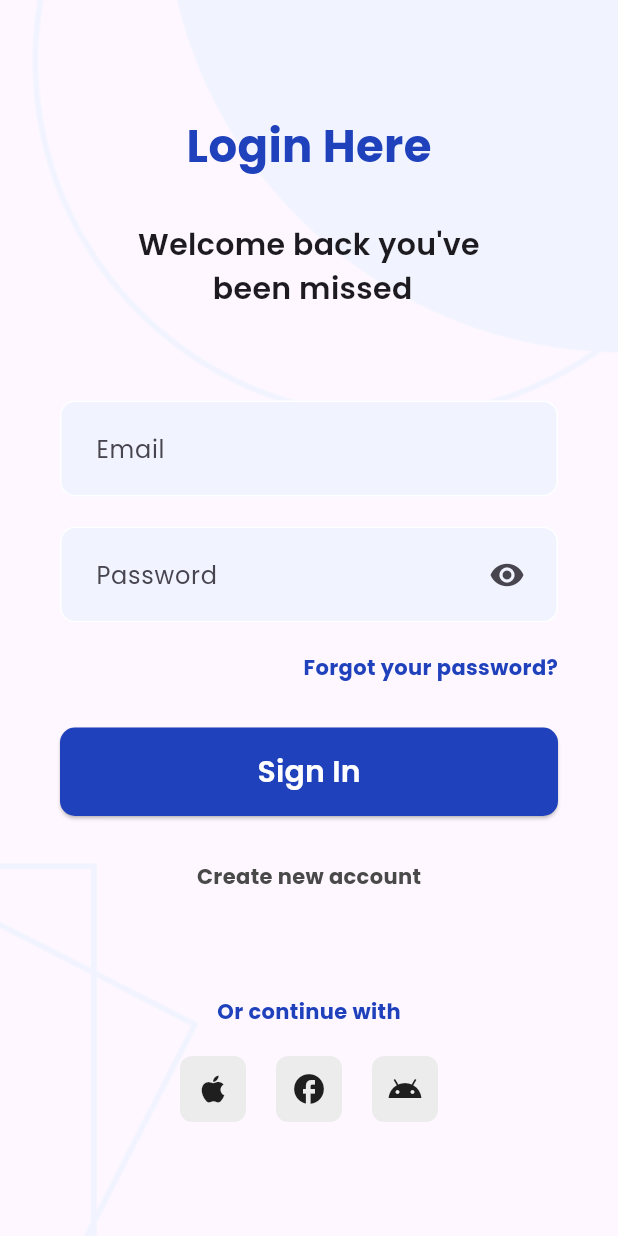
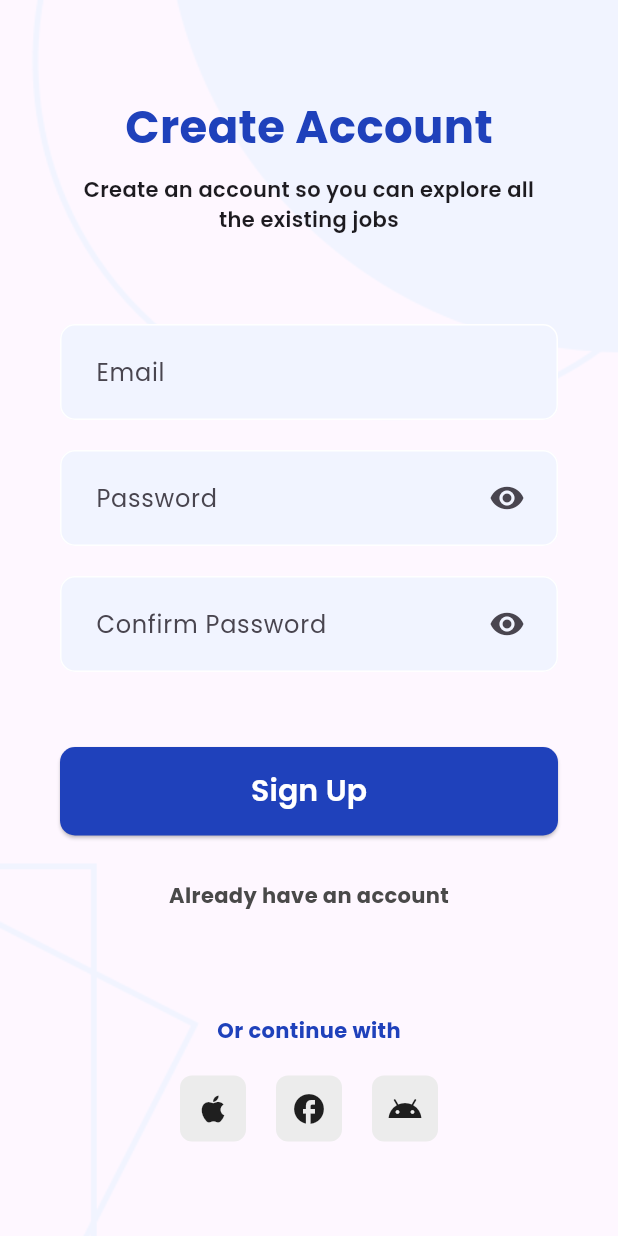
Before and after one commit to devtadanarsa/onboarding-app, a Flutter app: the LoginPage screen opened by its route, after a tap on "Create new account", on a phone screen of 412 x 824 dp. Run offline on Flutter 3.47's test engine with Material 3 defaults, Android fonts, the phone set to English and light mode, and no system bars; our stand-ins replace google_fonts.

Commit message:
add register page

```diff
--- a/lib/main.dart
+++ b/lib/main.dart
@@ -1,6 +1,7 @@
 import 'package:flutter/material.dart';
 import 'package:google_fonts/google_fonts.dart';
 import 'package:onboarding_app/pages/login_page.dart';
+import 'package:onboarding_app/pages/register_page.dart';
 import 'package:onboarding_app/pages/welcome_page.dart';
 
 void main() {
@@ -17,6 +18,7 @@
       home: const WelcomePage(),
       routes: {
         "/login": (context) => const LoginPage(),
+        "/register": (context) => const RegisterPage(),
       },
     );
   }
--- /dev/null
+++ b/lib/pages/register_page.dart
@@ -0,0 +1,237 @@
+import 'package:flutter/material.dart';
+import 'package:google_fonts/google_fonts.dart';
+
+class RegisterPage extends StatefulWidget {
+  const RegisterPage({super.key});
+
+  @override
+  State<RegisterPage> createState() => _RegisterPageState();
+}
+
+class _RegisterPageState extends State<RegisterPage> {
+  bool _passwordHidden = true;
+  bool _confirmPasswordHidden = true;
+
+  void onPasswordOpenTap() {
+    setState(() {
+      _passwordHidden = !_passwordHidden;
+    });
+  }
+
+  void onConfirmPasswordOpenTap() {
+    setState(() {
+      _confirmPasswordHidden = !_confirmPasswordHidden;
+    });
+  }
+
+  @override
+  Widget build(BuildContext context) {
+    return Scaffold(
+      body: Container(
+        decoration: const BoxDecoration(
+          image: DecorationImage(
+            image: AssetImage("assets/background-img.png"),
+            fit: BoxFit.cover,
+          ),
+        ),
+        child: Padding(
+          padding: const EdgeInsets.only(left: 40, right: 40),
+          child: Column(
+            mainAxisAlignment: MainAxisAlignment.center,
+            children: [
+              Text(
+                "Create Account",
+                style: GoogleFonts.poppins(
+                  textStyle: const TextStyle(
+                    fontWeight: FontWeight.bold,
+                    color: Color.fromRGBO(31, 65, 187, 1),
+                    fontSize: 30,
+                  ),
+                ),
+              ),
+              const Padding(
+                padding: EdgeInsets.only(top: 10),
+                child: Text(
+                  "Create an account so you can explore all \nthe existing jobs",
+                  textAlign: TextAlign.center,
+                  style: TextStyle(
+                    fontSize: 14,
+                    fontWeight: FontWeight.w600,
+                  ),
+                ),
+              ),
+              const Padding(
+                padding: EdgeInsets.only(top: 60),
+                child: TextField(
+                  decoration: InputDecoration(
+                    hintText: "Email",
+                    contentPadding: EdgeInsets.all(20),
+                    enabledBorder: OutlineInputBorder(
+                      borderSide: BorderSide(color: Colors.white),
+                      borderRadius: BorderRadius.all(Radius.circular(10)),
+                    ),
+                    focusedBorder: OutlineInputBorder(
+                      borderSide:
+                          BorderSide(color: Color(0xFF1F41BB), width: 2),
+                      borderRadius: BorderRadius.all(Radius.circular(10)),
+                    ),
+                    filled: true,
+                    fillColor: Color(0xFFF1F4FF),
+                  ),
+                ),
+              ),
+              Padding(
+                padding: const EdgeInsets.only(top: 20),
+                child: TextField(
+                  obscureText: _passwordHidden,
+                  decoration: InputDecoration(
+                    hintText: "Password",
+                    suffixIcon: Padding(
+                      padding: const EdgeInsets.only(right: 10),
+                      child: IconButton(
+                        icon: (_passwordHidden
+                            ? const Icon(Icons.visibility)
+                            : const Icon(Icons.visibility_off)),
+                        onPressed: () {
+                          onPasswordOpenTap();
+                        },
+                      ),
+                    ),
+                    contentPadding: const EdgeInsets.all(20),
+                    enabledBorder: const OutlineInputBorder(
+                      borderSide: BorderSide(color: Colors.white),
+                      borderRadius: BorderRadius.all(Radius.circular(10)),
+                    ),
+                    focusedBorder: const OutlineInputBorder(
+                      borderSide:
+                          BorderSide(color: Color(0xFF1F41BB), width: 2),
+                      borderRadius: BorderRadius.all(Radius.circular(10)),
+                    ),
+                    filled: true,
+                    fillColor: const Color(0xFFF1F4FF),
+                  ),
+                ),
+              ),
+              Padding(
+                padding: const EdgeInsets.only(top: 20),
+                child: TextField(
+                  obscureText: _confirmPasswordHidden,
+                  decoration: InputDecoration(
+                    hintText: "Confirm Password",
+                    suffixIcon: Padding(
+                      padding: const EdgeInsets.only(right: 10),
+                      child: IconButton(
+                        icon: (_confirmPasswordHidden
+                            ? const Icon(Icons.visibility)
+                            : const Icon(Icons.visibility_off)),
+                        onPressed: () {
+                          onConfirmPasswordOpenTap();
+                        },
+                      ),
+                    ),
+                    contentPadding: const EdgeInsets.all(20),
+                    enabledBorder: const OutlineInputBorder(
+                      borderSide: BorderSide(color: Colors.white),
+                      borderRadius: BorderRadius.all(Radius.circular(10)),
+                    ),
+                    focusedBorder: const OutlineInputBorder(
+                      borderSide:
+                          BorderSide(color: Color(0xFF1F41BB), width: 2),
+                      borderRadius: BorderRadius.all(Radius.circular(10)),
+                    ),
+                    filled: true,
+                    fillColor: const Color(0xFFF1F4FF),
+                  ),
+                ),
+              ),
+              Padding(
+                padding: const EdgeInsets.only(top: 50),
+                child: ElevatedButton(
+                  onPressed: () {},
+                  style: ElevatedButton.styleFrom(
+                    backgroundColor: const Color(0xFF1F41BB),
+                    foregroundColor: Colors.white,
+                    minimumSize: const Size.fromHeight(50),
+                    shape: const RoundedRectangleBorder(
+                      borderRadius: BorderRadius.all(Radius.circular(10)),
+                    ),
+                  ),
+                  child: const Padding(
+                    padding: EdgeInsets.all(15.0),
+                    child: Text(
+                      "Sign Up",
+                      style: TextStyle(
+                        fontWeight: FontWeight.w600,
+                        fontSize: 20,
+                      ),
+                    ),
+                  ),
+                ),
+              ),
+              Container(
+                padding: const EdgeInsets.only(top: 30),
+                child: GestureDetector(
+                  onTap: () {
+                    Navigator.pushNamed(context, "/login");
+                  },
+                  child: const Text(
+                    "Already have an account",
+                    style: TextStyle(
+                      color: Color(0xFF494949),
+                      fontWeight: FontWeight.bold,
+                    ),
+                  ),
+                ),
+              ),
+              Container(
+                padding: const EdgeInsets.only(top: 70),
+                child: const Text(
+                  "Or continue with",
+                  style: TextStyle(
+                    color: Color(0xFF1F41BB),
+                    fontWeight: FontWeight.bold,
+                  ),
+                ),
+              ),
+              Padding(
+                padding: const EdgeInsets.only(top: 20),
+                child: Row(
+                  mainAxisAlignment: MainAxisAlignment.center,
+                  children: [
+                    Container(
+                      decoration: const BoxDecoration(
+                        borderRadius: BorderRadius.all(Radius.circular(8)),
+                        color: Color(0xFFECECEC),
+                      ),
+                      padding: const EdgeInsets.all(10),
+                      margin: const EdgeInsets.only(left: 10, right: 10),
+                      child: const Icon(Icons.apple),
+                    ),
+                    Container(
+                      decoration: const BoxDecoration(
+                        borderRadius: BorderRadius.all(Radius.circular(8)),
+                        color: Color(0xFFECECEC),
+                      ),
+                      margin: const EdgeInsets.only(left: 10, right: 10),
+                      padding: const EdgeInsets.all(10),
+                      child: const Icon(Icons.facebook),
+                    ),
+                    Container(
+                      decoration: const BoxDecoration(
+                        borderRadius: BorderRadius.all(Radius.circular(8)),
+                        color: Color(0xFFECECEC),
+                      ),
+                      margin: const EdgeInsets.only(left: 10, right: 10),
+                      padding: const EdgeInsets.all(10),
+                      child: const Icon(Icons.android),
+                    ),
+                  ],
+                ),
+              ),
+            ],
+          ),
+        ),
+      ),
+    );
+  }
+}
```
